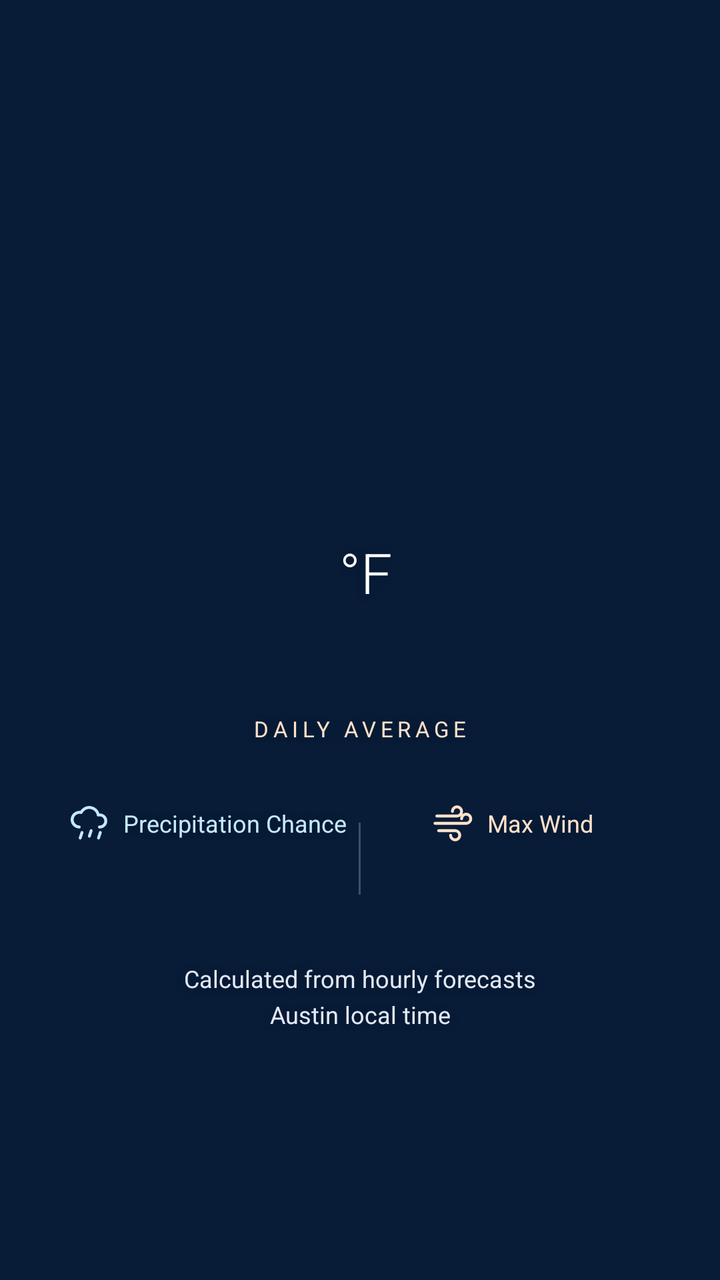
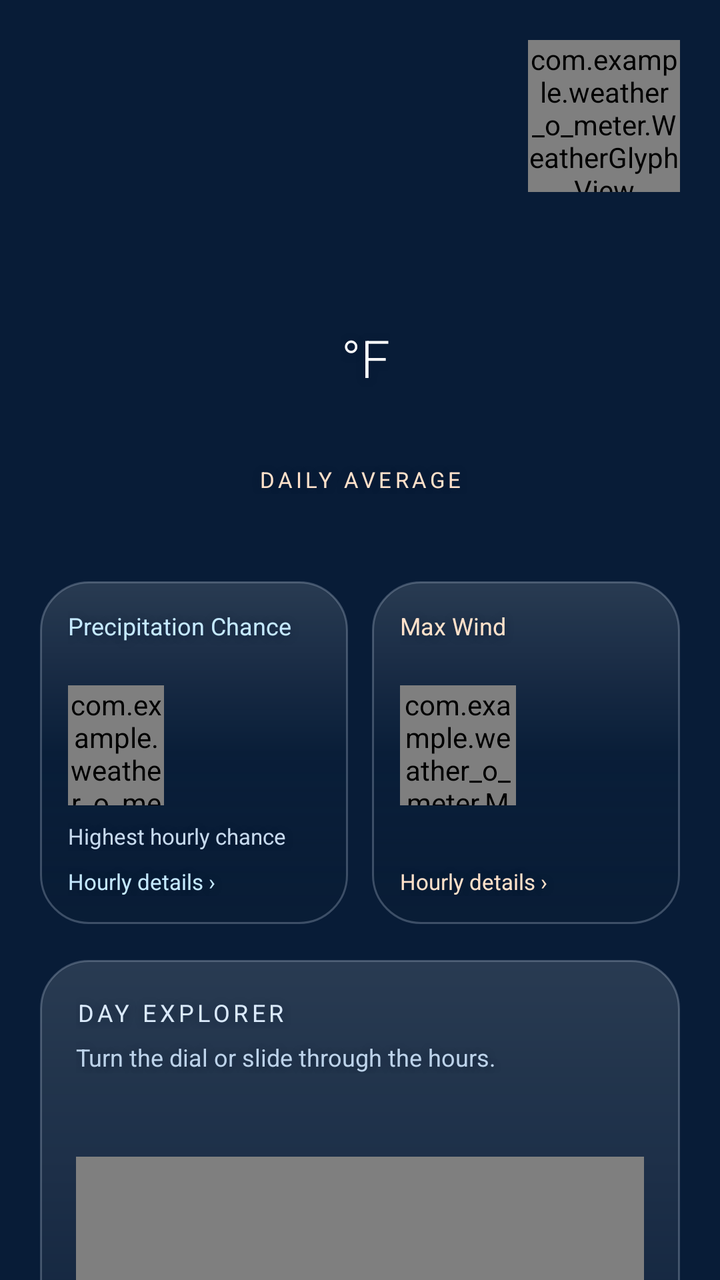

Two renders of the same Android screen: before a commit and after it. Below are the layout's source before the change and the commit's diff.
<!-- AndroidManifest.xml: application theme Theme.WeatherOMeter -->
<!-- res/layout/item_daily_forecast.xml -->
<?xml version="1.0" encoding="utf-8"?>
<ScrollView xmlns:android="http://schemas.android.com/apk/res/android"
    android:layout_width="match_parent" android:layout_height="match_parent"
    android:background="@android:color/transparent"
    android:fillViewport="true" android:scrollbars="none" android:overScrollMode="never">
    <LinearLayout android:layout_width="match_parent" android:layout_height="wrap_content"
        android:orientation="vertical" android:gravity="center"
        android:padding="@dimen/forecast_page_padding">
        <TextView android:id="@+id/forecast_day" style="@style/ForecastText"
            android:layout_width="match_parent" android:layout_height="wrap_content"
            android:gravity="center" android:textSize="@dimen/forecast_day_size"
            android:fontFamily="sans-serif-light" />
        <TextView android:id="@+id/forecast_date" style="@style/ForecastText"
            android:layout_width="match_parent" android:layout_height="wrap_content"
            android:layout_marginTop="8dp" android:gravity="center"
            android:textColor="#E6E9F8" android:textSize="15sp" />
        <LinearLayout android:layout_width="match_parent" android:layout_height="wrap_content"
            android:layout_marginTop="@dimen/forecast_temperature_spacing"
            android:orientation="horizontal" android:gravity="center" android:baselineAligned="true">
            <TextView android:id="@+id/forecast_temperature" style="@style/ForecastText"
                android:layout_width="wrap_content" android:layout_height="wrap_content"
                android:textSize="@dimen/forecast_temperature_size" android:fontFamily="sans-serif-thin"
                android:includeFontPadding="false" android:letterSpacing="-0.06" />
            <TextView style="@style/ForecastText"
                android:layout_width="wrap_content" android:layout_height="wrap_content"
                android:layout_marginStart="6dp" android:text="@string/temperature_unit"
                android:textSize="28sp" android:fontFamily="sans-serif-light" />
        </LinearLayout>
        <TextView style="@style/ForecastText"
            android:layout_width="match_parent" android:layout_height="wrap_content"
            android:layout_marginTop="10dp" android:gravity="center"
            android:text="@string/average_label" android:textSize="11sp"
            android:letterSpacing="0.2" android:textColor="#FFE1CA" />
        <include layout="@layout/view_weather_metrics" />
        <TextView style="@style/ForecastText"
            android:layout_width="match_parent" android:layout_height="wrap_content"
            android:layout_marginTop="14dp" android:gravity="center"
            android:text="@string/forecast_note" android:textSize="12sp"
            android:lineSpacingExtra="4dp" android:textColor="#E3E8F5" />
    </LinearLayout>
</ScrollView>
<!-- res/layout/view_weather_metrics.xml (included above) -->
<?xml version="1.0" encoding="utf-8"?>
<LinearLayout xmlns:android="http://schemas.android.com/apk/res/android"
    android:layout_width="match_parent" android:layout_height="wrap_content"
    android:layout_marginTop="20dp" android:orientation="horizontal"
    android:layout_marginStart="@dimen/bonus_metrics_horizontal_margin"
    android:layout_marginEnd="@dimen/bonus_metrics_horizontal_margin"
    android:gravity="center" android:baselineAligned="false">
    <LinearLayout android:layout_width="0dp" android:layout_height="wrap_content"
        android:layout_weight="1" android:orientation="vertical" android:gravity="center"
        android:paddingTop="4dp" android:paddingBottom="4dp">
        <LinearLayout android:layout_width="wrap_content" android:layout_height="wrap_content"
            android:orientation="horizontal" android:gravity="center_vertical" android:minHeight="32dp">
            <ImageView android:layout_width="22dp" android:layout_height="22dp"
                android:src="@drawable/ic_rain" android:importantForAccessibility="no" />
            <TextView android:id="@+id/precipitation_label" style="@style/ForecastText" android:layout_width="wrap_content"
                android:layout_height="wrap_content" android:layout_marginStart="6dp"
                android:text="@string/precipitation_label" android:textSize="12sp" android:textColor="#C5E9FF"
                android:maxLines="2" />
        </LinearLayout>
        <TextView android:id="@+id/forecast_precipitation_chance" style="@style/ForecastText"
            android:layout_width="match_parent" android:layout_height="wrap_content"
            android:layout_marginTop="6dp" android:gravity="center" android:textSize="22sp"
            android:fontFamily="sans-serif-medium" />
    </LinearLayout>
    <View android:layout_width="1dp" android:layout_height="36dp"
        android:background="#40DCE9F8" android:importantForAccessibility="no" />
    <LinearLayout android:layout_width="0dp" android:layout_height="wrap_content"
        android:layout_weight="1" android:orientation="vertical" android:gravity="center"
        android:paddingTop="4dp" android:paddingBottom="4dp">
        <LinearLayout android:layout_width="wrap_content" android:layout_height="wrap_content"
            android:orientation="horizontal" android:gravity="center_vertical" android:minHeight="32dp">
            <ImageView android:layout_width="22dp" android:layout_height="22dp"
                android:src="@drawable/ic_wind" android:importantForAccessibility="no" />
            <TextView android:id="@+id/wind_label" style="@style/ForecastText" android:layout_width="wrap_content"
                android:layout_height="wrap_content" android:layout_marginStart="6dp"
                android:text="@string/wind_label" android:textSize="12sp" android:textColor="#FFE1CA" />
        </LinearLayout>
        <TextView android:id="@+id/forecast_wind" style="@style/ForecastText"
            android:layout_width="match_parent" android:layout_height="wrap_content"
            android:layout_marginTop="6dp" android:gravity="center" android:textSize="22sp"
            android:fontFamily="sans-serif-medium" />
    </LinearLayout>
</LinearLayout>
<!-- resources referenced by this layout -->
<resources>
  <dimen name="bonus_metrics_horizontal_margin">0dp</dimen>
  <dimen name="forecast_day_size">36sp</dimen>
  <dimen name="forecast_page_padding">28dp</dimen>
  <dimen name="forecast_temperature_size">104sp</dimen>
  <dimen name="forecast_temperature_spacing">24dp</dimen>
  <!-- drawable ic_rain (drawable) -->
  <vector xmlns:android="http://schemas.android.com/apk/res/android"
      android:width="24dp" android:height="24dp" android:viewportWidth="24" android:viewportHeight="24">
      <path android:fillColor="@android:color/transparent" android:strokeColor="#C5E9FF"
          android:strokeWidth="1.6" android:strokeLineCap="round" android:strokeLineJoin="round"
          android:pathData="M6.5,14a4,4 0,1 1,1 -7.9a5,5 0,0 1,9.4 1.4a3.3,3.3 0,1 1,0.6 6.5 M8,17l-1,3 M13,16l-1,3 M18,17l-1,3" />
  </vector>
  <!-- drawable ic_wind (drawable) -->
  <vector xmlns:android="http://schemas.android.com/apk/res/android"
      android:width="24dp" android:height="24dp" android:viewportWidth="24" android:viewportHeight="24">
      <path android:fillColor="@android:color/transparent" android:strokeColor="#FFE1CA"
          android:strokeWidth="1.6" android:strokeLineCap="round" android:strokeLineJoin="round"
          android:pathData="M3,8h11a2.5,2.5 0,1 0,-2.5 -2.5 M2,12h17a2.5,2.5 0,1 0,-2.5 -2.5 M4,16h9a2.5,2.5 0,1 1,-2.5 2.5" />
  </vector>
  <string name="average_label">DAILY AVERAGE</string>
  <string name="forecast_note">Calculated from hourly forecasts\nAustin local time</string>
  <string name="precipitation_label">Precipitation Chance</string>
  <string name="temperature_unit">°F</string>
  <string name="wind_label">Max Wind</string>
  <style name="ForecastText" parent="Widget.AppCompat.TextView">
          <item name="android:textColor">#FFFFFF</item>
          <item name="android:fontFamily">sans</item>
          <item name="android:shadowColor">#6607152C</item>
          <item name="android:shadowRadius">10</item>
          <item name="android:shadowDy">2</item>
      </style>
  <style name="Theme.WeatherOMeter" parent="Base.Theme.WeatherOMeter" />
  <style name="Base.Theme.WeatherOMeter" parent="Theme.Material3.DayNight.NoActionBar">
          <item name="android:windowBackground">#081C37</item>
          
          
      </style>
</resources>

<!-- the commit's change to res/layout/item_daily_forecast.xml (unified diff, before → after) -->
@@ -1,85 +1,132 @@
 <?xml version="1.0" encoding="utf-8"?>
 <ScrollView xmlns:android="http://schemas.android.com/apk/res/android"
-    android:layout_width="match_parent" android:layout_height="match_parent"
-    android:background="@android:color/transparent"
-    android:fillViewport="true" android:scrollbars="none" android:overScrollMode="never">
+    android:id="@+id/day_scroll" android:layout_width="match_parent" android:layout_height="match_parent"
+    android:background="@android:color/transparent" android:fillViewport="true"
+    android:scrollbars="none" android:overScrollMode="never">
     <LinearLayout android:layout_width="match_parent" android:layout_height="wrap_content"
-        android:orientation="vertical" android:gravity="center"
-        android:padding="@dimen/forecast_page_padding">
-        <TextView android:id="@+id/forecast_day" style="@style/ForecastText"
-            android:layout_width="match_parent" android:layout_height="wrap_content"
-            android:gravity="center" android:textSize="@dimen/forecast_day_size"
-            android:fontFamily="sans-serif-light" />
-        <TextView android:id="@+id/forecast_date" style="@style/ForecastText"
-            android:layout_width="match_parent" android:layout_height="wrap_content"
-            android:layout_marginTop="8dp" android:gravity="center"
-            android:textColor="#E6E9F8" android:textSize="15sp" />
+        android:orientation="vertical" android:padding="@dimen/forecast_page_padding">
+        <LinearLayout android:layout_width="match_parent" android:layout_height="wrap_content" android:gravity="center_vertical">
+            <LinearLayout android:layout_width="0dp" android:layout_height="wrap_content" android:layout_weight="1" android:orientation="vertical">
+                <TextView android:id="@+id/forecast_day" style="@style/ForecastText" android:layout_width="match_parent"
+                    android:layout_height="wrap_content" android:textSize="@dimen/forecast_day_size" android:fontFamily="sans-serif-light" />
+                <TextView android:id="@+id/forecast_date" style="@style/ForecastText" android:layout_width="match_parent"
+                    android:layout_height="wrap_content" android:layout_marginTop="5dp" android:textColor="#D8E8F5" android:textSize="13sp" />
+            </LinearLayout>
+            <com.example.weather_o_meter.WeatherGlyphView android:id="@+id/condition_icon"
+                android:layout_width="76dp" android:layout_height="76dp" android:importantForAccessibility="no" />
+        </LinearLayout>
+        <TextView android:id="@+id/forecast_condition" style="@style/ForecastText"
+            android:layout_width="match_parent" android:layout_height="wrap_content" android:layout_marginTop="4dp"
+            android:textSize="13sp" android:textColor="#D8E9F7" />
         <LinearLayout android:layout_width="match_parent" android:layout_height="wrap_content"
-            android:layout_marginTop="@dimen/forecast_temperature_spacing"
-            android:orientation="horizontal" android:gravity="center" android:baselineAligned="true">
-            <TextView android:id="@+id/forecast_temperature" style="@style/ForecastText"
-                android:layout_width="wrap_content" android:layout_height="wrap_content"
-                android:textSize="@dimen/forecast_temperature_size" android:fontFamily="sans-serif-thin"
-                android:includeFontPadding="false" android:letterSpacing="-0.06" />
-            <TextView style="@style/ForecastText"
-                android:layout_width="wrap_content" android:layout_height="wrap_content"
-                android:layout_marginStart="6dp" android:text="@string/temperature_unit"
-                android:textSize="28sp" android:fontFamily="sans-serif-light" />
+            android:layout_marginTop="12dp" android:gravity="center" android:baselineAligned="true">
+            <TextView android:id="@+id/forecast_temperature" style="@style/ForecastText" android:layout_width="wrap_content"
+                android:layout_height="wrap_content" android:textSize="@dimen/forecast_temperature_size"
+                android:fontFamily="sans-serif-thin" android:includeFontPadding="false" android:letterSpacing="-0.05" />
+            <TextView style="@style/ForecastText" android:layout_width="wrap_content" android:layout_height="wrap_content"
+                android:layout_marginStart="6dp" android:text="@string/temperature_unit" android:textSize="26sp" android:fontFamily="sans-serif-light" />
         </LinearLayout>
-        <TextView style="@style/ForecastText"
-            android:layout_width="match_parent" android:layout_height="wrap_content"
-            android:layout_marginTop="10dp" android:gravity="center"
-            android:text="@string/average_label" android:textSize="11sp"
-            android:letterSpacing="0.2" android:textColor="#FFE1CA" />
+        <TextView style="@style/ForecastText" android:layout_width="match_parent" android:layout_height="wrap_content"
+            android:gravity="center" android:layout_marginTop="4dp" android:text="@string/average_label"
+            android:textSize="11sp" android:letterSpacing="0.16" android:textColor="#FFE1CA" />
+        <TextView android:id="@+id/forecast_range" style="@style/ForecastText" android:layout_width="match_parent"
+            android:layout_height="wrap_content" android:gravity="center" android:layout_marginTop="8dp"
+            android:textSize="13sp" android:textColor="#D9E8F8" />
         <include layout="@layout/view_weather_metrics" />
-        <TextView style="@style/ForecastText"
-            android:layout_width="match_parent" android:layout_height="wrap_content"
-            android:layout_marginTop="14dp" android:gravity="center"
-            android:text="@string/forecast_note" android:textSize="12sp"
-            android:lineSpacingExtra="4dp" android:textColor="#E3E8F5" />
+        <LinearLayout android:id="@+id/day_explorer" android:layout_width="match_parent" android:layout_height="wrap_content"
+            android:layout_marginTop="18dp" android:background="@drawable/glass_card" android:orientation="vertical" android:padding="18dp">
+            <TextView style="@style/ForecastText" android:layout_width="match_parent" android:layout_height="wrap_content"
+                android:text="@string/day_explorer" android:textSize="12sp" android:letterSpacing="0.15" android:textColor="#DAE9FA" />
+            <TextView style="@style/ForecastText" android:layout_width="match_parent" android:layout_height="wrap_content"
+                android:layout_marginTop="6dp" android:text="@string/explorer_hint" android:textSize="12sp" android:textColor="#BDD3EA" />
+            <TextView android:id="@+id/explorer_time" style="@style/ForecastText" android:layout_width="match_parent"
+                android:layout_height="wrap_content" android:layout_marginTop="16dp" android:gravity="center" android:textSize="19sp" />
+            <com.example.weather_o_meter.DayDialView android:id="@+id/hour_dial" android:layout_width="match_parent"
+                android:layout_height="224dp" android:importantForAccessibility="no" />
+            <SeekBar android:id="@+id/hour_slider" android:layout_width="match_parent" android:layout_height="48dp"
+                android:contentDescription="@string/select_hour" android:progressTint="#FFD7AE" android:thumbTint="#FFF0D8"
+                android:progressBackgroundTint="#44B8D8EE" />
+            <TextView android:id="@+id/explorer_condition" style="@style/ForecastText" android:layout_width="match_parent"
+                android:layout_height="wrap_content" android:gravity="center" android:textSize="14sp" android:textColor="#E0EAF6" />
+            <LinearLayout android:layout_width="match_parent" android:layout_height="wrap_content" android:layout_marginTop="18dp" android:baselineAligned="false">
+                <LinearLayout android:layout_width="0dp" android:layout_height="wrap_content" android:layout_weight="1" android:orientation="vertical">
+                    <TextView style="@style/ForecastText" android:layout_width="match_parent" android:layout_height="wrap_content"
+                        android:gravity="center" android:text="@string/hour_temp_label" android:textSize="11sp" android:textColor="#C1D9EE" />
+                    <TextView android:id="@+id/hourly_temperature" style="@style/ForecastText" android:layout_width="match_parent"
+                        android:layout_height="wrap_content" android:gravity="center" android:layout_marginTop="6dp" android:textSize="18sp" />
+                </LinearLayout>
+                <LinearLayout android:layout_width="0dp" android:layout_height="wrap_content" android:layout_weight="1" android:orientation="vertical">
+                    <TextView style="@style/ForecastText" android:layout_width="match_parent" android:layout_height="wrap_content"
+                        android:gravity="center" android:text="@string/hour_chance_label" android:textSize="11sp" android:textColor="#C1D9EE" />
+                    <TextView android:id="@+id/hourly_chance" style="@style/ForecastText" android:layout_width="match_parent"
+                        android:layout_height="wrap_content" android:gravity="center" android:layout_marginTop="6dp" android:textSize="18sp" />
+                </LinearLayout>
+                <LinearLayout android:layout_width="0dp" android:layout_height="wrap_content" android:layout_weight="1" android:orientation="vertical">
+                    <TextView style="@style/ForecastText" android:layout_width="match_parent" android:layout_height="wrap_content"
+                        android:gravity="center" android:text="@string/hour_wind_label" android:textSize="11sp" android:textColor="#C1D9EE" />
+                    <TextView android:id="@+id/hourly_wind" style="@style/ForecastText" android:layout_width="match_parent"
+                        android:layout_height="wrap_content" android:gravity="center" android:layout_marginTop="6dp" android:textSize="18sp" />
+                </LinearLayout>
+            </LinearLayout>
+            <com.google.android.material.button.MaterialButton xmlns:app="http://schemas.android.com/apk/res-auto"
+                android:id="@+id/warmest_hour_button" style="@style/ForecastControl"
+                android:layout_width="match_parent" android:layout_height="48dp" android:layout_marginTop="18dp"
+                android:textSize="12sp" app:cornerRadius="18dp" />
+        </LinearLayout>
+        <TextView style="@style/ForecastText" android:layout_width="match_parent" android:layout_height="wrap_content"
+            android:layout_marginTop="16dp" android:gravity="center" android:text="@string/forecast_note"
+            android:textSize="11sp" android:lineSpacingExtra="3dp" android:textColor="#C8DAED" />
     </LinearLayout>
 </ScrollView>
 <!-- res/layout/view_weather_metrics.xml (included above) -->
 <?xml version="1.0" encoding="utf-8"?>
 <LinearLayout xmlns:android="http://schemas.android.com/apk/res/android"
-    android:layout_width="match_parent" android:layout_height="wrap_content"
-    android:layout_marginTop="20dp" android:orientation="horizontal"
-    android:layout_marginStart="@dimen/bonus_metrics_horizontal_margin"
-    android:layout_marginEnd="@dimen/bonus_metrics_horizontal_margin"
-    android:gravity="center" android:baselineAligned="false">
-    <LinearLayout android:layout_width="0dp" android:layout_height="wrap_content"
-        android:layout_weight="1" android:orientation="vertical" android:gravity="center"
-        android:paddingTop="4dp" android:paddingBottom="4dp">
-        <LinearLayout android:layout_width="wrap_content" android:layout_height="wrap_content"
-            android:orientation="horizontal" android:gravity="center_vertical" android:minHeight="32dp">
-            <ImageView android:layout_width="22dp" android:layout_height="22dp"
-                android:src="@drawable/ic_rain" android:importantForAccessibility="no" />
-            <TextView android:id="@+id/precipitation_label" style="@style/ForecastText" android:layout_width="wrap_content"
-                android:layout_height="wrap_content" android:layout_marginStart="6dp"
-                android:text="@string/precipitation_label" android:textSize="12sp" android:textColor="#C5E9FF"
-                android:maxLines="2" />
+    xmlns:app="http://schemas.android.com/apk/res-auto"
+    android:layout_width="match_parent" android:layout_height="wrap_content" android:layout_marginTop="18dp"
+    android:orientation="horizontal" android:baselineAligned="false">
+    <LinearLayout android:id="@+id/precipitation_card"
+        android:layout_width="0dp" android:layout_height="match_parent" android:layout_weight="1"
+        android:layout_marginEnd="6dp" android:background="@drawable/glass_card"
+        android:orientation="vertical" android:padding="14dp" android:clickable="true" android:focusable="true">
+        <TextView android:id="@+id/precipitation_label" style="@style/ForecastText"
+            android:layout_width="match_parent" android:layout_height="wrap_content" android:minHeight="32dp"
+            android:text="@string/precipitation_label" android:textSize="12sp" android:textColor="#C5E9FF" />
+        <LinearLayout android:layout_width="match_parent" android:layout_height="64dp"
+            android:layout_marginTop="4dp" android:orientation="horizontal" android:gravity="center_vertical">
+            <com.example.weather_o_meter.MetricArtView android:id="@+id/precipitation_art"
+                android:layout_width="48dp" android:layout_height="60dp" android:importantForAccessibility="no" />
+            <androidx.appcompat.widget.AppCompatTextView android:id="@+id/forecast_precipitation_chance" style="@style/ForecastText"
+                android:layout_width="0dp" android:layout_height="match_parent" android:layout_weight="1"
+                android:gravity="center" android:textSize="26sp" android:fontFamily="sans-serif-medium"
+                android:maxLines="1" app:autoSizeTextType="uniform" app:autoSizeMinTextSize="10sp"
+                app:autoSizeMaxTextSize="26sp" app:autoSizeStepGranularity="1sp" />
         </LinearLayout>
-        <TextView android:id="@+id/forecast_precipitation_chance" style="@style/ForecastText"
+        <TextView style="@style/ForecastText" android:layout_width="match_parent" android:layout_height="wrap_content"
+            android:layout_marginTop="6dp" android:text="@string/peak_hourly_chance" android:textSize="11sp" android:textColor="#C7DAEE" />
+        <TextView style="@style/ForecastText" android:layout_width="match_parent" android:layout_height="wrap_content"
+            android:layout_marginTop="8dp" android:text="@string/hourly_details" android:textSize="11sp" android:textColor="#C5E9FF" />
+    </LinearLayout>
+    <LinearLayout android:id="@+id/wind_card"
+        android:layout_width="0dp" android:layout_height="match_parent" android:layout_weight="1"
+        android:layout_marginStart="6dp" android:background="@drawable/glass_card"
+        android:orientation="vertical" android:padding="14dp" android:clickable="true" android:focusable="true">
+        <TextView android:id="@+id/wind_label" style="@style/ForecastText"
+            android:layout_width="match_parent" android:layout_height="wrap_content" android:minHeight="32dp"
+            android:text="@string/wind_label" android:textSize="12sp" android:textColor="#FFE1CA" />
+        <LinearLayout android:layout_width="match_parent" android:layout_height="64dp"
+            android:layout_marginTop="4dp" android:orientation="horizontal" android:gravity="center_vertical">
+            <com.example.weather_o_meter.MetricArtView android:id="@+id/wind_art"
+                android:layout_width="58dp" android:layout_height="60dp" android:importantForAccessibility="no" />
+            <androidx.appcompat.widget.AppCompatTextView android:id="@+id/forecast_wind" style="@style/ForecastText"
+                android:layout_width="0dp" android:layout_height="match_parent" android:layout_weight="1"
+                android:gravity="center" android:textSize="20sp" android:fontFamily="sans-serif-medium"
+                android:maxLines="1" app:autoSizeTextType="uniform" app:autoSizeMinTextSize="10sp"
+                app:autoSizeMaxTextSize="20sp" app:autoSizeStepGranularity="1sp" />
+        </LinearLayout>
+        <TextView android:id="@+id/wind_direction" style="@style/ForecastText"
             android:layout_width="match_parent" android:layout_height="wrap_content"
-            android:layout_marginTop="6dp" android:gravity="center" android:textSize="22sp"
-            android:fontFamily="sans-serif-medium" />
-    </LinearLayout>
-    <View android:layout_width="1dp" android:layout_height="36dp"
-        android:background="#40DCE9F8" android:importantForAccessibility="no" />
-    <LinearLayout android:layout_width="0dp" android:layout_height="wrap_content"
-        android:layout_weight="1" android:orientation="vertical" android:gravity="center"
-        android:paddingTop="4dp" android:paddingBottom="4dp">
-        <LinearLayout android:layout_width="wrap_content" android:layout_height="wrap_content"
-            android:orientation="horizontal" android:gravity="center_vertical" android:minHeight="32dp">
-            <ImageView android:layout_width="22dp" android:layout_height="22dp"
-                android:src="@drawable/ic_wind" android:importantForAccessibility="no" />
-            <TextView android:id="@+id/wind_label" style="@style/ForecastText" android:layout_width="wrap_content"
-                android:layout_height="wrap_content" android:layout_marginStart="6dp"
-                android:text="@string/wind_label" android:textSize="12sp" android:textColor="#FFE1CA" />
-        </LinearLayout>
-        <TextView android:id="@+id/forecast_wind" style="@style/ForecastText"
-            android:layout_width="match_parent" android:layout_height="wrap_content"
-            android:layout_marginTop="6dp" android:gravity="center" android:textSize="22sp"
-            android:fontFamily="sans-serif-medium" />
+            android:layout_marginTop="6dp" android:textSize="11sp" android:textColor="#C7DAEE" />
+        <TextView style="@style/ForecastText" android:layout_width="match_parent" android:layout_height="wrap_content"
+            android:layout_marginTop="8dp" android:text="@string/hourly_details" android:textSize="11sp" android:textColor="#FFE1CA" />
     </LinearLayout>
 </LinearLayout>
<!-- resource entries referenced after the edit -->
@@ -1,29 +1,42 @@
 <!-- resources referenced by this layout -->
 <resources>
-  <dimen name="bonus_metrics_horizontal_margin">0dp</dimen>
-  <dimen name="forecast_day_size">36sp</dimen>
-  <dimen name="forecast_page_padding">28dp</dimen>
-  <dimen name="forecast_temperature_size">104sp</dimen>
-  <dimen name="forecast_temperature_spacing">24dp</dimen>
-  <!-- drawable ic_rain (drawable) -->
-  <vector xmlns:android="http://schemas.android.com/apk/res/android"
-      android:width="24dp" android:height="24dp" android:viewportWidth="24" android:viewportHeight="24">
-      <path android:fillColor="@android:color/transparent" android:strokeColor="#C5E9FF"
-          android:strokeWidth="1.6" android:strokeLineCap="round" android:strokeLineJoin="round"
-          android:pathData="M6.5,14a4,4 0,1 1,1 -7.9a5,5 0,0 1,9.4 1.4a3.3,3.3 0,1 1,0.6 6.5 M8,17l-1,3 M13,16l-1,3 M18,17l-1,3" />
-  </vector>
-  <!-- drawable ic_wind (drawable) -->
-  <vector xmlns:android="http://schemas.android.com/apk/res/android"
-      android:width="24dp" android:height="24dp" android:viewportWidth="24" android:viewportHeight="24">
-      <path android:fillColor="@android:color/transparent" android:strokeColor="#FFE1CA"
-          android:strokeWidth="1.6" android:strokeLineCap="round" android:strokeLineJoin="round"
-          android:pathData="M3,8h11a2.5,2.5 0,1 0,-2.5 -2.5 M2,12h17a2.5,2.5 0,1 0,-2.5 -2.5 M4,16h9a2.5,2.5 0,1 1,-2.5 2.5" />
-  </vector>
+  <dimen name="forecast_day_size">32sp</dimen>
+  <dimen name="forecast_page_padding">20dp</dimen>
+  <dimen name="forecast_temperature_size">84sp</dimen>
+  <!-- drawable glass_card (drawable) -->
+  <shape xmlns:android="http://schemas.android.com/apk/res/android">
+      <gradient android:angle="270" android:startColor="#22FFFFFF" android:centerColor="#180D2942" android:endColor="#52091C32" />
+      <stroke android:width="1dp" android:color="#3DE1EFFF" />
+      <corners android:radius="24dp" />
+  </shape>
   <string name="average_label">DAILY AVERAGE</string>
+  <string name="day_explorer">DAY EXPLORER</string>
+  <string name="explorer_hint">Turn the dial or slide through the hours.</string>
   <string name="forecast_note">Calculated from hourly forecasts\nAustin local time</string>
+  <string name="hour_chance_label">Precipitation</string>
+  <string name="hour_temp_label">Temperature</string>
+  <string name="hour_wind_label">Wind</string>
+  <string name="hourly_details">Hourly details ›</string>
+  <string name="peak_hourly_chance">Highest hourly chance</string>
   <string name="precipitation_label">Precipitation Chance</string>
+  <string name="select_hour">Select a forecast hour in Austin local time</string>
   <string name="temperature_unit">°F</string>
   <string name="wind_label">Max Wind</string>
+  <style name="ForecastControl" parent="Widget.Material3.Button.OutlinedButton">
+          <item name="android:textColor">#FFFFFF</item>
+          <item name="android:textAllCaps">false</item>
+          <item name="android:textSize">15sp</item>
+          <item name="backgroundTint">@android:color/transparent</item>
+          <item name="strokeColor">#66FFFFFF</item>
+          <item name="strokeWidth">1dp</item>
+          <item name="cornerRadius">24dp</item>
+          <item name="iconTint">#FFFFFF</item>
+          <item name="rippleColor">#33FFFFFF</item>
+          <item name="android:insetTop">0dp</item>
+          <item name="android:insetBottom">0dp</item>
+          <item name="android:minHeight">48dp</item>
+          <item name="android:minWidth">48dp</item>
+      </style>
   <style name="ForecastText" parent="Widget.AppCompat.TextView">
           <item name="android:textColor">#FFFFFF</item>
           <item name="android:fontFamily">sans</item>
